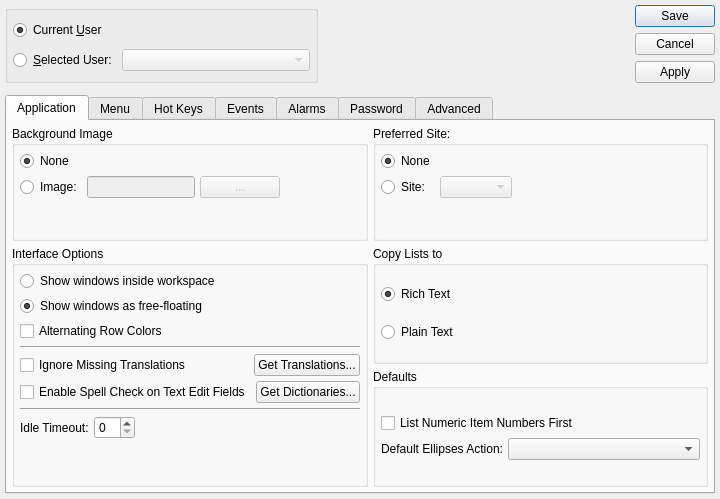
Before: the Qt Designer form guiclient/userPreferences.ui in knowhow/xtuple, drawn with Qt 5.
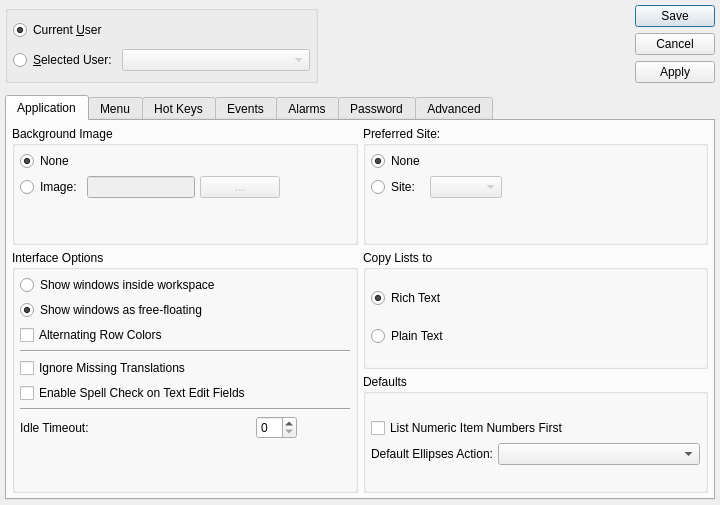
After: the same form once the commit is applied. Custom widgets are drawn as their Qt base class.

Diff of the .ui file:
```diff
--- a/guiclient/userPreferences.ui
+++ b/guiclient/userPreferences.ui
@@ -14,7 +14,7 @@
     <x>0</x>
     <y>0</y>
     <width>720</width>
-    <height>499</height>
+    <height>505</height>
    </rect>
   </property>
   <property name="windowTitle">
@@ -278,6 +278,115 @@
            </layout>
           </widget>
          </item>
+         <item row="1" column="0" rowspan="2">
+          <widget class="QGroupBox" name="_interfaceGroup">
+           <property name="sizePolicy">
+            <sizepolicy hsizetype="Preferred" vsizetype="Expanding">
+             <horstretch>0</horstretch>
+             <verstretch>0</verstretch>
+            </sizepolicy>
+           </property>
+           <property name="title">
+            <string>Interface Options</string>
+           </property>
+           <layout class="QGridLayout">
+            <item row="0" column="0" colspan="3">
+             <widget class="QRadioButton" name="_interfaceWorkspace">
+              <property name="text">
+               <string>Show windows inside workspace</string>
+              </property>
+              <property name="checked">
+               <bool>false</bool>
+              </property>
+             </widget>
+            </item>
+            <item row="1" column="0" colspan="3">
+             <widget class="QRadioButton" name="_interfaceTopLevel">
+              <property name="text">
+               <string>Show windows as free-floating</string>
+              </property>
+              <property name="checked">
+               <bool>true</bool>
+              </property>
+             </widget>
+            </item>
+            <item row="3" column="0" colspan="3">
+             <widget class="Line" name="line">
+              <property name="orientation">
+               <enum>Qt::Horizontal</enum>
+              </property>
+             </widget>
+            </item>
+            <item row="4" column="0" colspan="3">
+             <widget class="QCheckBox" name="_ignoreTranslation">
+              <property name="text">
+               <string>Ignore Missing Translations</string>
+              </property>
+             </widget>
+            </item>
+            <item row="6" column="0" colspan="3">
+             <widget class="Line" name="line_2">
+              <property name="orientation">
+               <enum>Qt::Horizontal</enum>
+              </property>
+             </widget>
+            </item>
+            <item row="7" column="0">
+             <widget class="QLabel" name="_idleTimeoutLit">
+              <property name="text">
+               <string>Idle Timeout:</string>
+              </property>
+              <property name="buddy">
+               <cstring>_idleTimeout</cstring>
+              </property>
+             </widget>
+            </item>
+            <item row="7" column="1">
+             <widget class="QSpinBox" name="_idleTimeout"/>
+            </item>
+            <item row="7" column="2">
+             <spacer>
+              <property name="orientation">
+               <enum>Qt::Horizontal</enum>
+              </property>
+              <property name="sizeHint" stdset="0">
+               <size>
+                <width>40</width>
+                <height>20</height>
+               </size>
+              </property>
+             </spacer>
+            </item>
+            <item row="8" column="1">
+             <spacer name="verticalSpacer_2">
+              <property name="orientation">
+               <enum>Qt::Vertical</enum>
+              </property>
+              <property name="sizeHint" stdset="0">
+               <size>
+                <width>20</width>
+                <height>40</height>
+               </size>
+              </property>
+             </spacer>
+            </item>
+            <item row="2" column="0">
+             <widget class="QCheckBox" name="_alternating">
+              <property name="text">
+               <string>Alternating Row Colors</string>
+              </property>
+             </widget>
+            </item>
+            <item row="5" column="0">
+             <widget class="QCheckBox" name="_enableSpell">
+              <property name="text">
+               <string>Enable Spell Check on Text Edit Fields</string>
+              </property>
+             </widget>
+            </item>
+           </layout>
+          </widget>
+         </item>
          <item row="1" column="1">
           <widget class="QGroupBox" name="groupBox">
            <property name="sizePolicy">
@@ -372,153 +481,6 @@
            </layout>
           </widget>
          </item>
-         <item row="1" column="0" rowspan="2">
-          <widget class="QGroupBox" name="_interfaceGroup">
-           <property name="sizePolicy">
-            <sizepolicy hsizetype="Preferred" vsizetype="Expanding">
-             <horstretch>0</horstretch>
-             <verstretch>0</verstretch>
-            </sizepolicy>
-           </property>
-           <property name="title">
-            <string>Interface Options</string>
-           </property>
-           <layout class="QVBoxLayout" name="verticalLayout_2">
-            <item>
-             <widget class="QRadioButton" name="_interfaceWorkspace">
-              <property name="text">
-               <string>Show windows inside workspace</string>
-              </property>
-              <property name="checked">
-               <bool>false</bool>
-              </property>
-             </widget>
-            </item>
-            <item>
-             <widget class="QRadioButton" name="_interfaceTopLevel">
-              <property name="text">
-               <string>Show windows as free-floating</string>
-              </property>
-              <property name="checked">
-               <bool>true</bool>
-              </property>
-             </widget>
-            </item>
-            <item>
-             <widget class="QCheckBox" name="_alternating">
-              <property name="text">
-               <string>Alternating Row Colors</string>
-              </property>
-             </widget>
-            </item>
-            <item>
-             <widget class="Line" name="line">
-              <property name="orientation">
-               <enum>Qt::Horizontal</enum>
-              </property>
-             </widget>
-            </item>
-            <item>
-             <layout class="QHBoxLayout" name="horizontalLayout_3">
-              <item>
-               <widget class="QCheckBox" name="_ignoreTranslation">
-                <property name="sizePolicy">
-                 <sizepolicy hsizetype="MinimumExpanding" vsizetype="Fixed">
-                  <horstretch>0</horstretch>
-                  <verstretch>0</verstretch>
-                 </sizepolicy>
-                </property>
-                <property name="text">
-                 <string>Ignore Missing Translations</string>
-                </property>
-               </widget>
-              </item>
-              <item>
-               <widget class="QPushButton" name="_translations">
-                <property name="text">
-                 <string>Get Translations...</string>
-                </property>
-               </widget>
-              </item>
-             </layout>
-            </item>
-            <item>
-             <layout class="QHBoxLayout" name="horizontalLayout_4">
-              <item>
-               <widget class="QCheckBox" name="_enableSpell">
-                <property name="sizePolicy">
-                 <sizepolicy hsizetype="MinimumExpanding" vsizetype="Fixed">
-                  <horstretch>0</horstretch>
-                  <verstretch>0</verstretch>
-                 </sizepolicy>
-                </property>
-                <property name="text">
-                 <string>Enable Spell Check on Text Edit Fields</string>
-                </property>
-               </widget>
-              </item>
-              <item>
-               <widget class="QPushButton" name="_dictionaries">
-                <property name="text">
-                 <string>Get Dictionaries...</string>
-                </property>
-               </widget>
-              </item>
-             </layout>
-            </item>
-            <item>
-             <widget class="Line" name="line_2">
-              <property name="orientation">
-               <enum>Qt::Horizontal</enum>
-              </property>
-             </widget>
-            </item>
-            <item>
-             <layout class="QHBoxLayout" name="horizontalLayout_5">
-              <item>
-               <widget class="QLabel" name="_idleTimeoutLit">
-                <property name="text">
-                 <string>Idle Timeout:</string>
-                </property>
-                <property name="buddy">
-                 <cstring>_idleTimeout</cstring>
-                </property>
-               </widget>
-              </item>
-              <item>
-               <widget class="QSpinBox" name="_idleTimeout"/>
-              </item>
-              <item>
-               <spacer>
-                <property name="orientation">
-                 <enum>Qt::Horizontal</enum>
-                </property>
-                <property name="sizeHint" stdset="0">
-                 <size>
-                  <width>40</width>
-                  <height>20</height>
-                 </size>
-                </property>
-               </spacer>
-              </item>
-             </layout>
-            </item>
-            <item>
-             <spacer name="verticalSpacer_2">
-              <property name="orientation">
-               <enum>Qt::Vertical</enum>
-              </property>
-              <property name="sizeHint" stdset="0">
-               <size>
-                <width>20</width>
-                <height>40</height>
-               </size>
-              </property>
-             </spacer>
-            </item>
-           </layout>
-          </widget>
-         </item>
         </layout>
        </widget>
        <widget class="QWidget" name="_menu">
```
Left out of the diff: 14 changed lines with no effect on the pictures.
